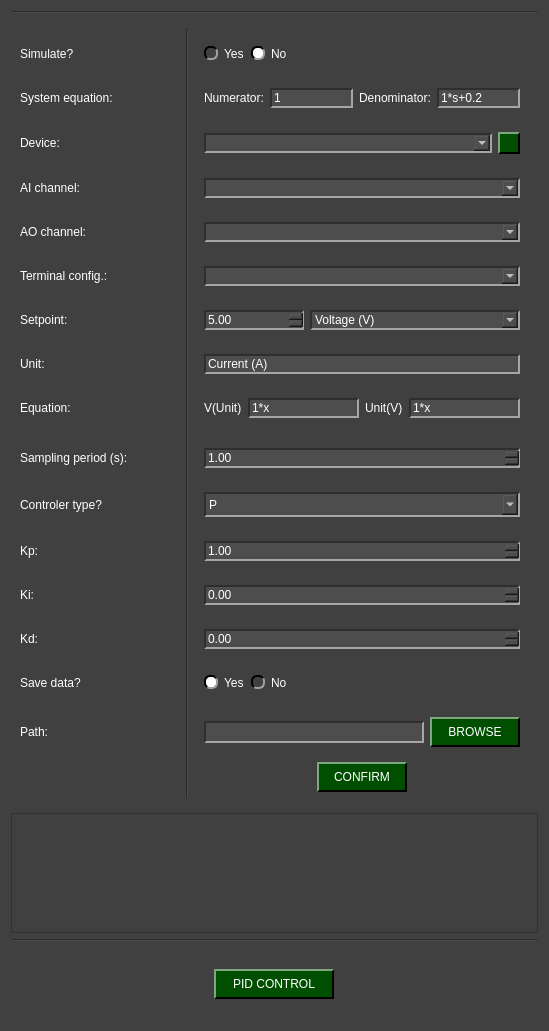
samirmartins/pydaq, file pydaq/uis/PyDAQ_pid_control_NIDAQ_widget.ui: the form before one commit.
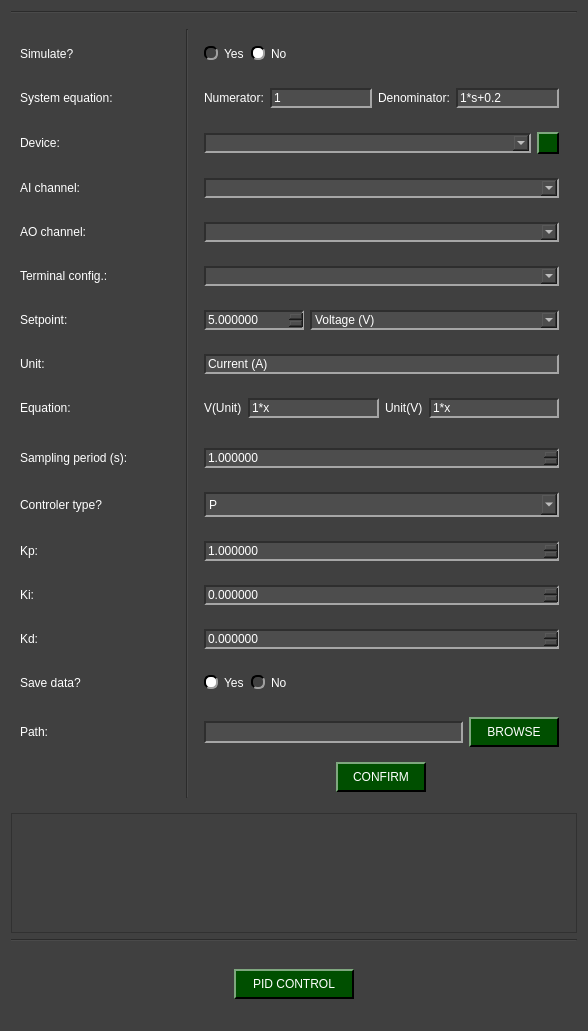
The form after the commit. Icons and pictures are not drawn.

The edit to the form file:
```diff
--- a/pydaq/uis/PyDAQ_pid_control_NIDAQ_widget.ui
+++ b/pydaq/uis/PyDAQ_pid_control_NIDAQ_widget.ui
@@ -6,7 +6,7 @@
    <rect>
     <x>0</x>
     <y>0</y>
-    <width>549</width>
+    <width>588</width>
     <height>1031</height>
    </rect>
   </property>
@@ -456,8 +456,11 @@
         <layout class="QHBoxLayout" name="horizontalLayout_8">
          <item>
           <widget class="QDoubleSpinBox" name="doubleSpinBox_period">
+           <property name="decimals">
+            <number>6</number>
+           </property>
            <property name="maximum">
-            <double>9999999.000000000000000</double>
+            <double>999999999999.000000000000000</double>
            </property>
            <property name="singleStep">
             <double>0.100000000000000</double>
@@ -485,8 +488,11 @@
         <layout class="QHBoxLayout" name="horizontalLayout_6">
          <item>
           <widget class="QDoubleSpinBox" name="doubleSpinBox_kp">
+           <property name="decimals">
+            <number>6</number>
+           </property>
            <property name="maximum">
-            <double>999999.000000000000000</double>
+            <double>999999999999.000000000000000</double>
            </property>
            <property name="singleStep">
             <double>0.100000000000000</double>
@@ -545,8 +551,11 @@
         <layout class="QHBoxLayout" name="horizontalLayout_4">
          <item>
           <widget class="QDoubleSpinBox" name="doubleSpinBox_ki">
+           <property name="decimals">
+            <number>6</number>
+           </property>
            <property name="maximum">
-            <double>999999.000000000000000</double>
+            <double>999999999999.000000000000000</double>
            </property>
            <property name="singleStep">
             <double>0.100000000000000</double>
@@ -796,8 +805,11 @@
         <layout class="QHBoxLayout" name="horizontalLayout_5">
          <item>
           <widget class="QDoubleSpinBox" name="doubleSpinBox_kd">
+           <property name="decimals">
+            <number>6</number>
+           </property>
            <property name="maximum">
-            <double>9999999.000000000000000</double>
+            <double>999999999999.000000000000000</double>
            </property>
            <property name="singleStep">
             <double>0.100000000000000</double>
@@ -834,8 +846,11 @@
              <height>16777215</height>
             </size>
            </property>
+           <property name="decimals">
+            <number>6</number>
+           </property>
            <property name="maximum">
-            <double>9999999.000000000000000</double>
+            <double>999999999999.000000000000000</double>
            </property>
            <property name="singleStep">
             <double>0.100000000000000</double>
```
Left out of the diff: 10 changed lines with no effect on the pictures.
